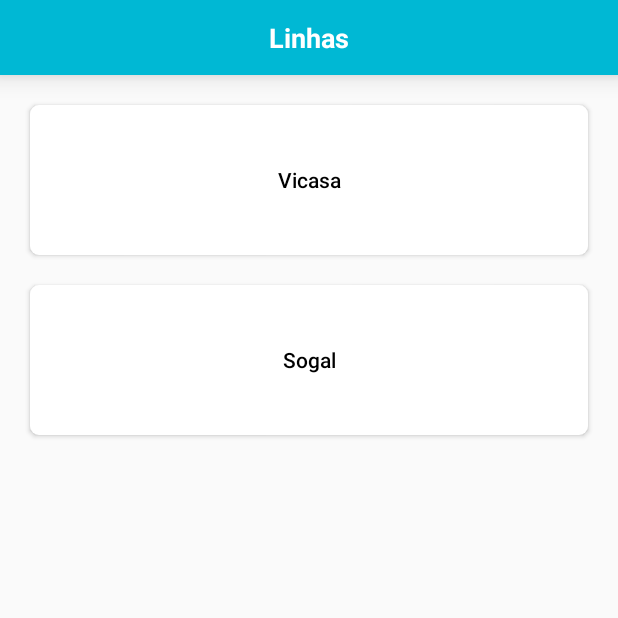
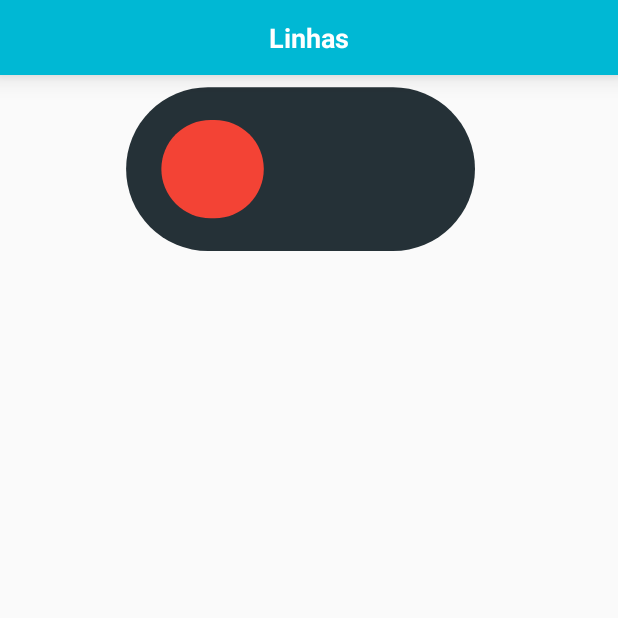
Before and after one commit to MarceloEsser/bustime-kotlin, an Android app: the screen it shows after launch (HomeActivity), on a phone screen of 412 x 824 dp, the top half of it. Run offline under Robolectric (Android 15) with nearby library versions, the phone set to English and light mode, and no system bars.

Commit message:
lottie implemented

```diff
--- a/app/build.gradle
+++ b/app/build.gradle
@@ -26,6 +26,7 @@ dependencies {
     implementation "org.jetbrains.kotlin:kotlin-stdlib-jdk7:$kotlin_version"
     implementation 'com.android.support:appcompat-v7:28.0.0'
     implementation 'com.android.support.constraint:constraint-layout:1.1.3'
+    implementation "org.jetbrains.kotlinx:kotlinx-coroutines-core:1.3.0-M1"
     apply plugin: 'kotlin-android-extensions'
     testImplementation 'junit:junit:4.12'
     //Service Implementation
@@ -37,4 +38,5 @@ dependencies {
     implementation 'com.android.support:cardview-v7:28.0.0'
     implementation 'com.android.support:recyclerview-v7:28.0.0'
     implementation 'com.android.support:design:28.0.0'
+    implementation 'com.airbnb.android:lottie:2.5.0-rc1'
 }
--- a/app/src/main/res/layout/activity_home.xml
+++ b/app/src/main/res/layout/activity_home.xml
@@ -41,7 +41,7 @@
                 app:layout_constraintTop_toTopOf="parent"/>
     </android.support.constraint.ConstraintLayout>
 
-    <Button
+    <!--<Button
             style="@style/HomeCardStyle"
             android:text="Vicasa"
             android:layout_margin="20dp"
@@ -67,6 +67,20 @@
             android:id="@+id/cv_home_activity_sogal"
             android:layout_width="0dp"
             android:layout_height="100dp">
-    </Button>
+    </Button>-->
+
+
+    <com.airbnb.lottie.LottieAnimationView
+            android:id="@+id/animation_view"
+            android:layout_width="match_parent"
+            android:layout_height="240dp"
+            android:layout_alignParentStart="true"
+            android:layout_alignParentTop="true"
+            android:layout_marginEnd="8dp"
+            app:layout_constraintEnd_toEndOf="parent"
+            app:layout_constraintStart_toStartOf="parent"
+            app:lottie_fileName="radiobutton.json"
+            tools:layout_editor_absoluteY="16dp"
+            tools:ignore="MissingConstraints" />
 
 </android.support.constraint.ConstraintLayout>
```
Also changed, not shown: app/src/main/assets/radiobutton.json (added, +1 -0 lines), app/src/main/java/marcelo/esser/com/bustimek/vvm/home/HomeActivity.kt (+15 -5 lines).
